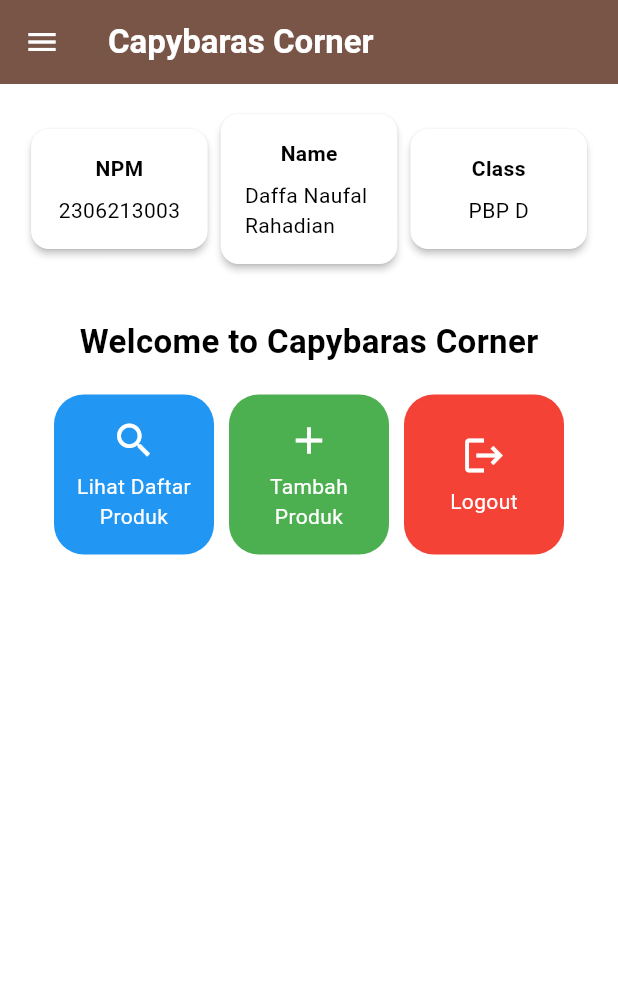
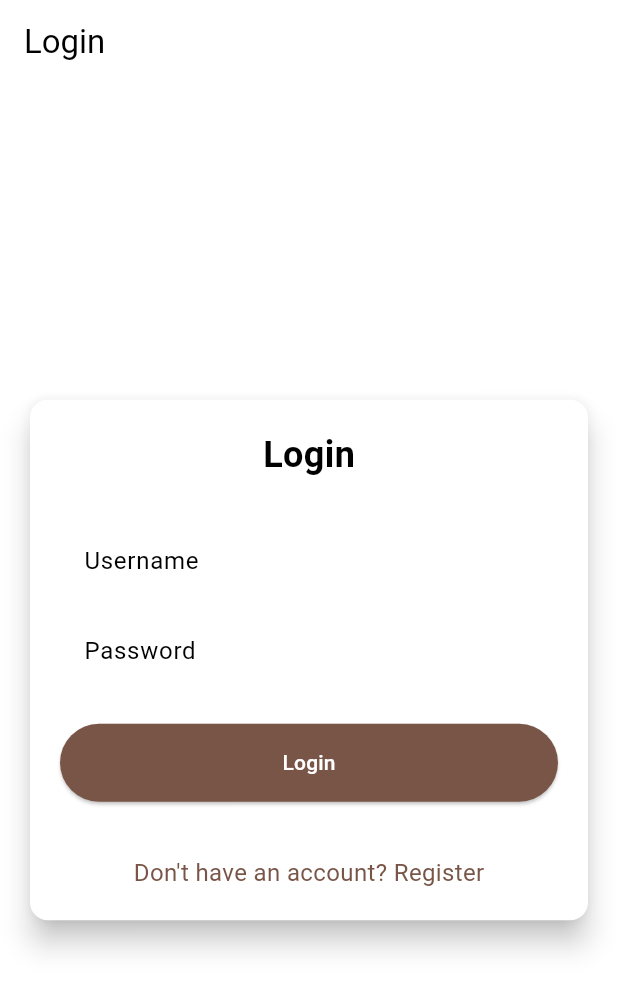
Before and after one commit to scarf-y/capybaras-corner-mobile, a Flutter app: the screen it shows after launch, on a phone screen of 412 x 824 dp. Shown: the top 991 px of the screen. Run offline on Flutter 3.47's test engine with Material 3 defaults, Android fonts, the phone set to English and light mode, and no system bars; missing offline and left inert: pbp_django_auth; Roboto replaces fonts that are missing (Times New Roman).

Commit message:
Finished tugas 9

```diff
--- a/capybaras_corner_mobile/lib/main.dart
+++ b/capybaras_corner_mobile/lib/main.dart
@@ -1,5 +1,7 @@
+import 'package:capybaras_corner_mobile/screens/login.dart';
 import 'package:flutter/material.dart';
-import 'package:capybaras_corner_mobile/screens/menu.dart';
+import 'package:pbp_django_auth/pbp_django_auth.dart';
+import 'package:provider/provider.dart';
 
 void main() {
   runApp(const MyApp());
@@ -8,33 +10,23 @@
 class MyApp extends StatelessWidget {
   const MyApp({super.key});
 
-  // This widget is the root of your application.
   @override
   Widget build(BuildContext context) {
-    return MaterialApp(
-      title: 'Flutter Demo',
-      theme: ThemeData(
-        // This is the theme of your application.
-        //
-        // TRY THIS: Try running your application with "flutter run". You'll see
-        // the application has a purple toolbar. Then, without quitting the app,
-        // try changing the seedColor in the colorScheme below to Colors.green
-        // and then invoke "hot reload" (save your changes or press the "hot
-        // reload" button in a Flutter-supported IDE, or press "r" if you used
-        // the command line to start the app).
-        //
-        // Notice that the counter didn't reset back to zero; the application
-        // state is not lost during the reload. To reset the state, use hot
-        // restart instead.
-        //
-        // This works for code too, not just values: Most code changes can be
-        // tested with just a hot reload.
-        colorScheme: ColorScheme.fromSwatch(
-          primarySwatch: Colors.brown,
-        ).copyWith(secondary: Colors.orange[200]),
-        useMaterial3: true,
+    return Provider(
+      create: (_) {
+        CookieRequest request = CookieRequest();
+        return request;
+      },
+      child: MaterialApp(
+        title: 'Capybaras Corner',
+        theme: ThemeData(
+          useMaterial3: true,
+          colorScheme: ColorScheme.fromSwatch(
+            primarySwatch: Colors.brown,
+          ).copyWith(secondary: Colors.orange[200]),
+        ),
+        home: const LoginPage(),
       ),
-      home: MyHomePage(),
     );
   }
 }
--- /dev/null
+++ b/capybaras_corner_mobile/lib/screens/login.dart
@@ -0,0 +1,181 @@
+import 'package:capybaras_corner_mobile/screens/menu.dart';
+import 'package:flutter/material.dart';
+import 'package:pbp_django_auth/pbp_django_auth.dart';
+import 'package:provider/provider.dart';
+import 'package:capybaras_corner_mobile/screens/register.dart';
+
+void main() {
+  runApp(const LoginApp());
+}
+
+class LoginApp extends StatelessWidget {
+  const LoginApp({super.key});
+
+  @override
+  Widget build(BuildContext context) {
+    return MaterialApp(
+      title: 'Login',
+      theme: ThemeData(
+        useMaterial3: true,
+        colorScheme: ColorScheme.fromSwatch(
+          primarySwatch: Colors.brown,
+        ).copyWith(secondary: Colors.orange[200]),
+      ),
+      home: const LoginPage(),
+    );
+  }
+}
+
+class LoginPage extends StatefulWidget {
+  const LoginPage({super.key});
+
+  @override
+  State<LoginPage> createState() => _LoginPageState();
+}
+
+class _LoginPageState extends State<LoginPage> {
+  final TextEditingController _usernameController = TextEditingController();
+  final TextEditingController _passwordController = TextEditingController();
+
+  @override
+  Widget build(BuildContext context) {
+    final request = context.watch<CookieRequest>();
+
+    return Scaffold(
+      appBar: AppBar(
+        title: const Text('Login'),
+      ),
+      body: Center(
+        child: SingleChildScrollView(
+          padding: const EdgeInsets.all(16.0),
+          child: Card(
+            elevation: 8,
+            shape: RoundedRectangleBorder(
+              borderRadius: BorderRadius.circular(12.0),
+            ),
+            child: Padding(
+              padding: const EdgeInsets.all(20.0),
+              child: Column(
+                mainAxisSize: MainAxisSize.min,
+                children: [
+                  const Text(
+                    'Login',
+                    style: TextStyle(
+                      fontSize: 24.0,
+                      fontWeight: FontWeight.bold,
+                    ),
+                  ),
+                  const SizedBox(height: 30.0),
+                  TextField(
+                    controller: _usernameController,
+                    decoration: const InputDecoration(
+                      labelText: 'Username',
+                      hintText: 'Enter your username',
+                      border: OutlineInputBorder(
+                        borderRadius: BorderRadius.all(Radius.circular(12.0)),
+                      ),
+                      contentPadding:
+                      EdgeInsets.symmetric(horizontal: 12.0, vertical: 8.0),
+                    ),
+                  ),
+                  const SizedBox(height: 12.0),
+                  TextField(
+                    controller: _passwordController,
+                    decoration: const InputDecoration(
+                      labelText: 'Password',
+                      hintText: 'Enter your password',
+                      border: OutlineInputBorder(
+                        borderRadius: BorderRadius.all(Radius.circular(12.0)),
+                      ),
+                      contentPadding:
+                      EdgeInsets.symmetric(horizontal: 12.0, vertical: 8.0),
+                    ),
+                    obscureText: true,
+                  ),
+                  const SizedBox(height: 24.0),
+                  ElevatedButton(
+                    onPressed: () async {
+                      String username = _usernameController.text;
+                      String password = _passwordController.text;
+
+                      // Cek kredensial
+                      // TODO: Ganti URL dan jangan lupa tambahkan trailing slash (/) di akhir URL!
+                      // Untuk menyambungkan Android emulator dengan Django pada localhost,
+                      // gunakan URL http://10.0.2.2/
+                      final response = await request
+                          .login("http://localhost:8000/auth/login/", {
+                        'username': username,
+                        'password': password,
+                      });
+
+                      if (request.loggedIn) {
+                        String message = response['message'];
+                        String uname = response['username'];
+                        if (context.mounted) {
+                          Navigator.pushReplacement(
+                            context,
+                            MaterialPageRoute(
+                                builder: (context) => MyHomePage()),
+                          );
+                          ScaffoldMessenger.of(context)
+                            ..hideCurrentSnackBar()
+                            ..showSnackBar(
+                              SnackBar(
+                                  content:
+                                  Text("$message Selamat datang, $uname.")),
+                            );
+                        }
+                      } else {
+                        if (context.mounted) {
+                          showDialog(
+                            context: context,
+                            builder: (context) => AlertDialog(
+                              title: const Text('Login Gagal'),
+                              content: Text(response['message']),
+                              actions: [
+                                TextButton(
+                                  child: const Text('OK'),
+                                  onPressed: () {
+                                    Navigator.pop(context);
+                                  },
+                                ),
+                              ],
+                            ),
+                          );
+                        }
+                      }
+                    },
+                    style: ElevatedButton.styleFrom(
+                      foregroundColor: Colors.white,
+                      minimumSize: Size(double.infinity, 50),
+                      backgroundColor: Theme.of(context).colorScheme.primary,
+                      padding: const EdgeInsets.symmetric(vertical: 16.0),
+                    ),
+                    child: const Text('Login'),
+                  ),
+                  const SizedBox(height: 36.0),
+                  GestureDetector(
+                    onTap: () {
+                      Navigator.push(
+                        context,
+                        MaterialPageRoute(
+                            builder: (context) => const RegisterPage()),
+                      );
+                    },
+                    child: Text(
+                      'Don\'t have an account? Register',
+                      style: TextStyle(
+                        color: Theme.of(context).colorScheme.primary,
+                        fontSize: 16.0,
+                      ),
+                    ),
+                  ),
+                ],
+              ),
+            ),
+          ),
+        ),
+      ),
+    );
+  }
+}
--- a/capybaras_corner_mobile/lib/screens/menu.dart
+++ b/capybaras_corner_mobile/lib/screens/menu.dart
@@ -1,6 +1,9 @@
+
 import 'package:capybaras_corner_mobile/widgets/product_card.dart';
 import 'package:flutter/material.dart';
 import 'package:capybaras_corner_mobile/widgets/left_drawer.dart';
+
+
 
 class MyHomePage extends StatelessWidget {
   final String npm = '2306213003'; // NPM
@@ -16,6 +19,7 @@
 
   @override
   Widget build(BuildContext context) {
+    // final request = context.watch<CookieRequest>();
     // Scaffold menyediakan struktur dasar halaman dengan AppBar dan body.
     return Scaffold(
       drawer: const LeftDrawer(),
--- a/capybaras_corner_mobile/pubspec.yaml
+++ b/capybaras_corner_mobile/pubspec.yaml
@@ -35,6 +35,9 @@
   # The following adds the Cupertino Icons font to your application.
   # Use with the CupertinoIcons class for iOS style icons.
   cupertino_icons: ^1.0.8
+  provider: ^6.1.2
+  pbp_django_auth: ^0.4.0
+  http: ^1.2.2
 
 dev_dependencies:
   flutter_test:
@@ -45,7 +48,7 @@
   # activated in the `analysis_options.yaml` file located at the root of your
   # package. See that file for information about deactivating specific lint
   # rules and activating additional ones.
-  flutter_lints: ^4.0.0
+  flutter_lints: ^5.0.0
 
 # For information on the generic Dart part of this file, see the
 # following page: https://dart.dev/tools/pub/pubspec
```
Also changed, not shown: capybaras_corner_mobile/lib/models/product_entry.dart (added, +65 -0 lines), capybaras_corner_mobile/lib/screens/list_productentry.dart (added, +91 -0 lines), capybaras_corner_mobile/lib/screens/productentry_form.dart (+35 -28 lines), capybaras_corner_mobile/lib/screens/register.dart (added, +166 -0 lines), capybaras_corner_mobile/lib/widgets/left_drawer.dart (+14 -0 lines), capybaras_corner_mobile/lib/widgets/product_card.dart (+39 -1 lines), capybaras_corner_mobile/pubspec.lock, 1 other file.
